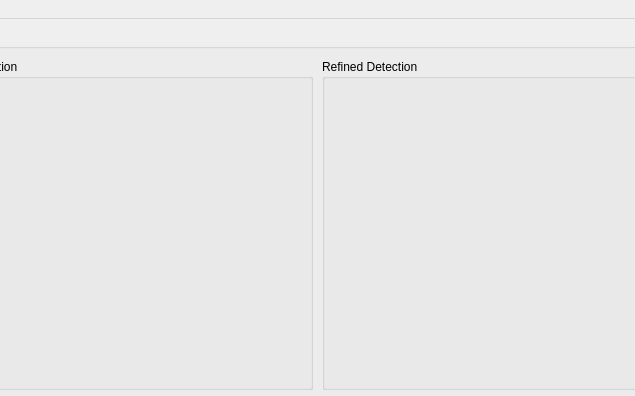
hilmandayo/pymagextractor, file frontend/extract.ui: the form before one commit; both pictures show x 98 to 733 and y 0 to 396 of the 1041 by 554 pixel window.
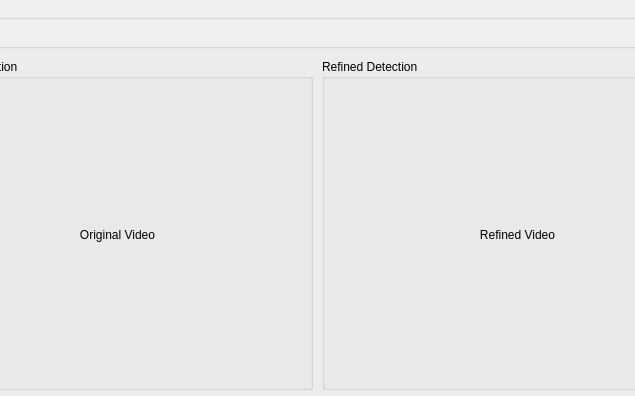
The form after the commit.

Commit message: Add video widget using openCV

The edit to the form file:
```diff
--- a/frontend/extract.ui
+++ b/frontend/extract.ui
@@ -38,16 +38,21 @@
      <property name="title">
       <string>Original Detection</string>
      </property>
-     <widget class="QWidget" name="verticalLayoutWidget">
+     <widget class="QLabel" name="original_video">
       <property name="geometry">
        <rect>
-        <x>9</x>
-        <y>29</y>
-        <width>371</width>
-        <height>291</height>
+        <x>0</x>
+        <y>20</y>
+        <width>391</width>
+        <height>311</height>
        </rect>
       </property>
-      <layout class="QVBoxLayout" name="original_layout"/>
+      <property name="text">
+       <string>Original Video</string>
+      </property>
+      <property name="alignment">
+       <set>Qt::AlignCenter</set>
+      </property>
      </widget>
     </widget>
     <widget class="QGroupBox" name="refined_box">
@@ -62,16 +67,21 @@
      <property name="title">
       <string>Refined Detection</string>
      </property>
-     <widget class="QWidget" name="verticalLayoutWidget_2">
+     <widget class="QLabel" name="refined_video">
       <property name="geometry">
        <rect>
-        <x>10</x>
-        <y>30</y>
-        <width>371</width>
-        <height>291</height>
+        <x>0</x>
+        <y>20</y>
+        <width>391</width>
+        <height>311</height>
        </rect>
       </property>
-      <layout class="QVBoxLayout" name="refined_layout"/>
+      <property name="text">
+       <string>Refined Video</string>
+      </property>
+      <property name="alignment">
+       <set>Qt::AlignCenter</set>
+      </property>
      </widget>
     </widget>
     <widget class="QPushButton" name="play_bnt">
```
Left out of the diff: 12 changed lines with no effect on the pictures. The commit also changes 10 other files.
